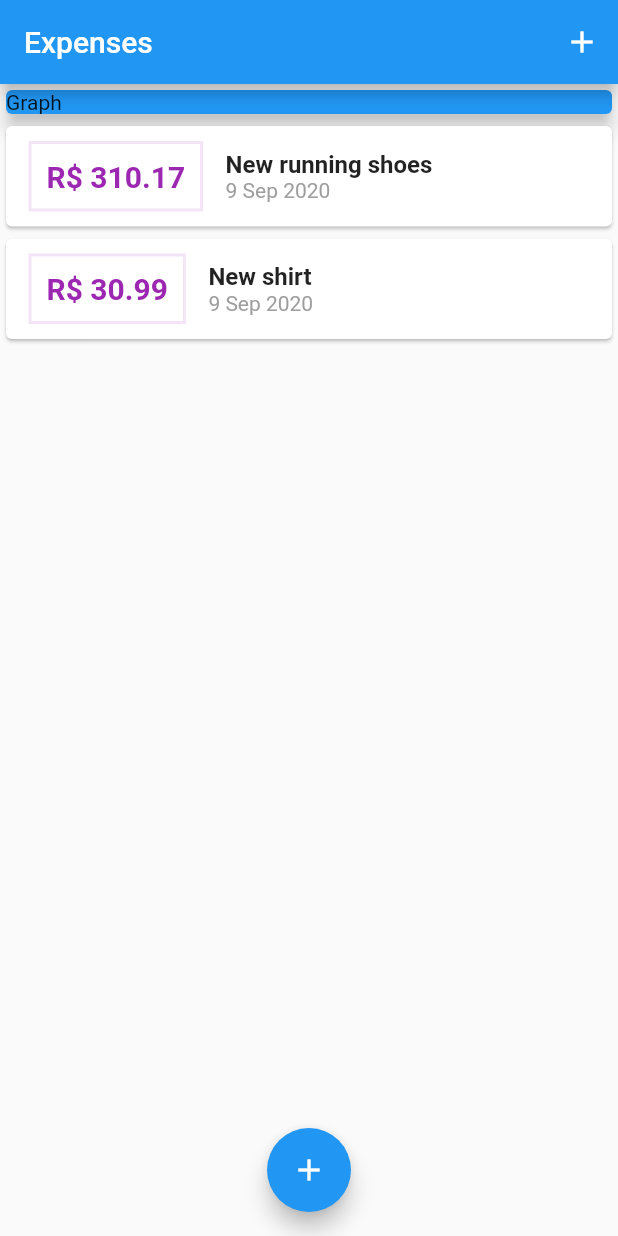
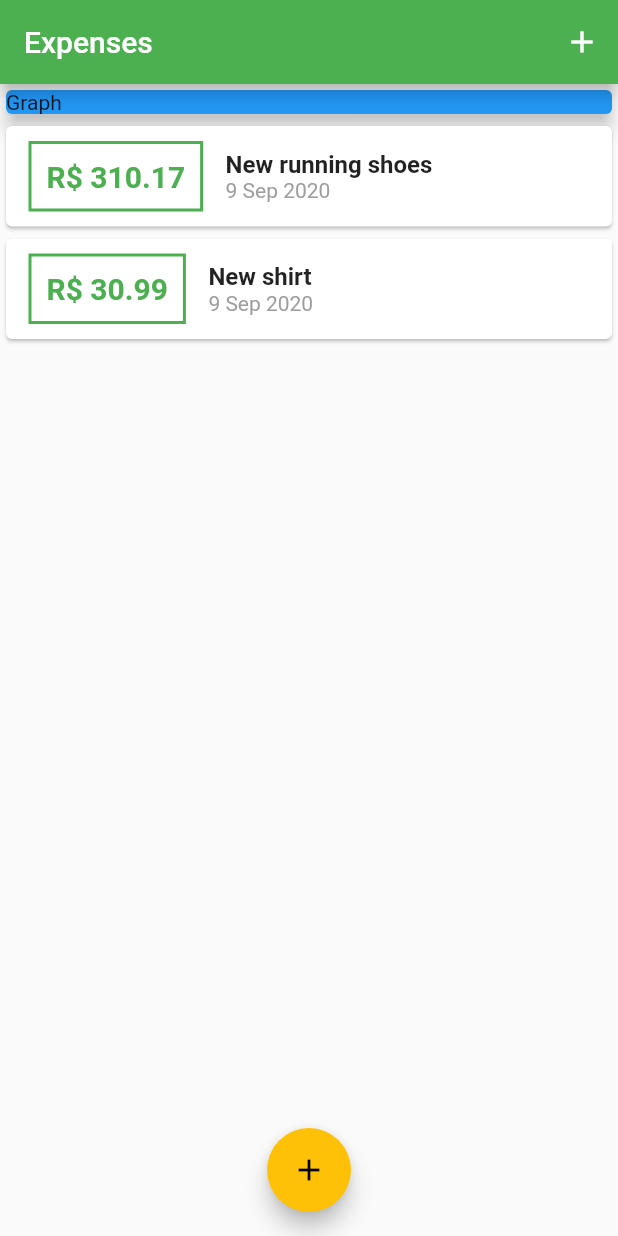
Before and after one commit to andre-pelisoli/expenses, a Flutter app: the screen it shows after launch, on a phone screen of 412 x 824 dp. Run offline on Flutter 3.47's test engine with Material 2 defaults, Android fonts, the phone set to English and light mode, and no system bars.

Commit message:
Added color theme

```diff
--- a/lib/components/transaction_list.dart
+++ b/lib/components/transaction_list.dart
@@ -22,7 +22,7 @@ class TransactionList extends StatelessWidget {
                   margin: EdgeInsets.symmetric(horizontal: 15, vertical: 10),
                   decoration: BoxDecoration(
                       border: Border.all(
-                    color: Colors.purple[50],
+                    color: Theme.of(context).primaryColor,
                     width: 2,
                   )),
                   padding: EdgeInsets.all(10),
@@ -31,7 +31,7 @@ class TransactionList extends StatelessWidget {
                     style: TextStyle(
                       fontWeight: FontWeight.bold,
                       fontSize: 20,
-                      color: Colors.purple,
+                      color: Theme.of(context).primaryColor,
                     ),
                   ),
                 ),
--- a/lib/main.dart
+++ b/lib/main.dart
@@ -13,6 +13,10 @@ class ExpensesApp extends StatelessWidget {
   Widget build(BuildContext context) {
     return MaterialApp(
       home: MyHome(),
+      theme: ThemeData(
+        primarySwatch: Colors.green,
+        accentColor: Colors.amber,
+      ),
     );
   }
 }
```
